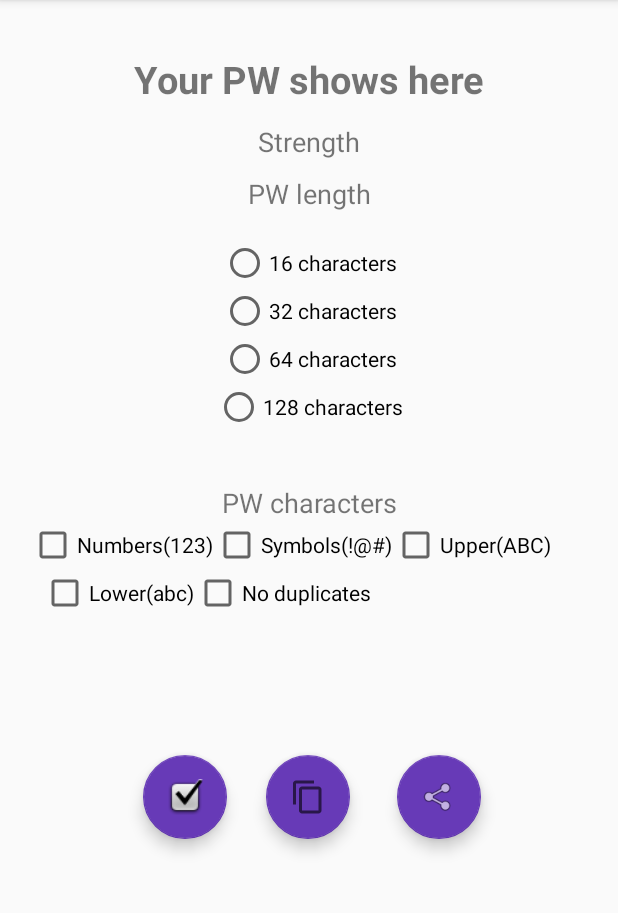
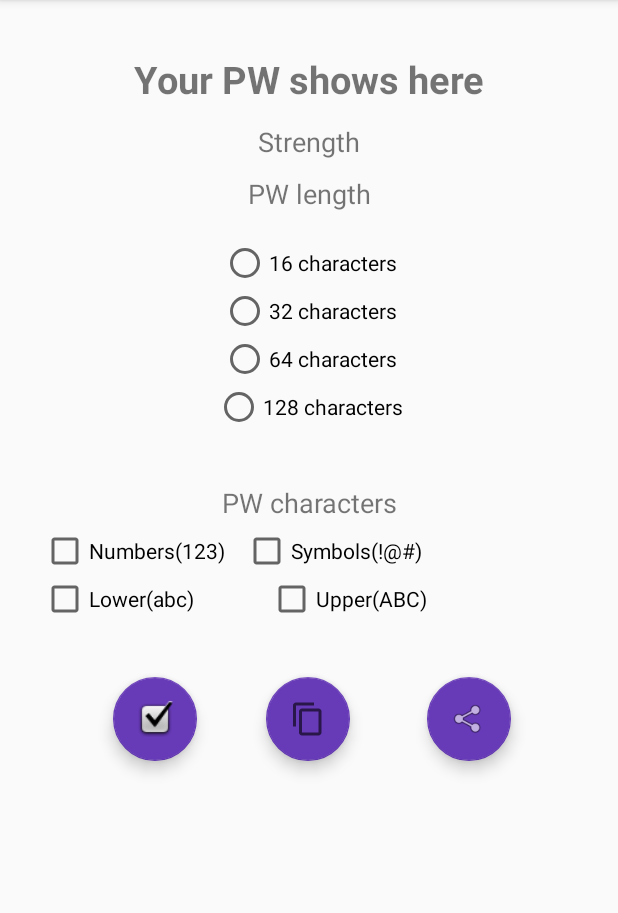
Before and after one commit to occiandiaali/pw-droid, an Android app: the screen it shows after launch (MainActivity), on a phone screen of 412 x 824 dp, the part 84-997 px from its top. Run offline under Robolectric (Android 15) with nearby library versions, the phone set to English and light mode, and no system bars.

Commit message:
remove dubscheckbox and realign surrounding elements

```diff
--- a/app/src/main/res/layout/activity_main.xml
+++ b/app/src/main/res/layout/activity_main.xml
@@ -112,7 +112,8 @@
         android:id="@+id/numscheckBox"
         android:layout_width="wrap_content"
         android:layout_height="wrap_content"
-        android:layout_marginStart="16dp"
+        android:layout_marginStart="24dp"
+        android:layout_marginTop="4dp"
         android:onClick="onCheckboxClick"
         android:text="@string/check_nums"
         app:layout_constraintStart_toStartOf="parent"
@@ -122,19 +123,22 @@
         android:id="@+id/symscheckBox"
         android:layout_width="wrap_content"
         android:layout_height="wrap_content"
+        android:layout_marginStart="12dp"
+        android:layout_marginTop="4dp"
+        android:onClick="onCheckboxClick"
         android:text="@string/check_syms"
-        android:onClick="onCheckboxClick"
-        app:layout_constraintTop_toBottomOf="@+id/pwXtersView"
-        app:layout_constraintLeft_toRightOf="@id/numscheckBox"
-        tools:layout_editor_absoluteX="145dp" />
+        app:layout_constraintStart_toEndOf="@+id/numscheckBox"
+        app:layout_constraintTop_toBottomOf="@+id/pwXtersView" />
 
     <CheckBox
         android:id="@+id/upperscheckBox"
         android:layout_width="wrap_content"
         android:layout_height="wrap_content"
+        android:layout_marginTop="36dp"
+        android:layout_marginEnd="124dp"
         android:onClick="onCheckboxClick"
         android:text="@string/check_uppers"
-        app:layout_constraintLeft_toRightOf="@id/symscheckBox"
+        app:layout_constraintEnd_toEndOf="parent"
         app:layout_constraintTop_toBottomOf="@+id/pwXtersView" />
 
     <CheckBox
@@ -142,27 +146,17 @@
         android:layout_width="wrap_content"
         android:layout_height="wrap_content"
         android:layout_marginStart="24dp"
+        android:onClick="onCheckboxClick"
         android:text="@string/check_lowers"
-        android:onClick="onCheckboxClick"
-        app:layout_constraintRight_toLeftOf="@id/dubscheckBox"
         app:layout_constraintStart_toStartOf="parent"
         app:layout_constraintTop_toBottomOf="@id/numscheckBox" />
-
-    <CheckBox
-        android:id="@+id/dubscheckBox"
-        android:layout_width="wrap_content"
-        android:layout_height="wrap_content"
-        android:text="@string/check_dups"
-        android:onClick="onCheckboxClick"
-        app:layout_constraintLeft_toRightOf="@id/lowerscheckBox"
-        app:layout_constraintTop_toBottomOf="@id/symscheckBox" />
 
     <com.google.android.material.floatingactionbutton.FloatingActionButton
         android:id="@+id/generateFAB"
         android:layout_width="wrap_content"
         android:layout_height="wrap_content"
-        android:layout_marginStart="92dp"
-        android:layout_marginTop="500dp"
+        android:layout_marginStart="72dp"
+        android:layout_marginTop="448dp"
         android:clickable="true"
         android:focusable="true"
         app:layout_constraintStart_toStartOf="parent"
@@ -173,7 +167,7 @@
         android:id="@+id/copyFAB"
         android:layout_width="wrap_content"
         android:layout_height="wrap_content"
-        android:layout_marginTop="500dp"
+        android:layout_marginTop="448dp"
         android:clickable="true"
         android:focusable="true"
         app:layout_constraintEnd_toEndOf="parent"
@@ -186,8 +180,8 @@
         android:id="@+id/shareFAB"
         android:layout_width="wrap_content"
         android:layout_height="wrap_content"
-        android:layout_marginTop="500dp"
-        android:layout_marginEnd="88dp"
+        android:layout_marginTop="448dp"
+        android:layout_marginEnd="68dp"
         android:clickable="true"
         android:focusable="true"
         app:layout_constraintEnd_toEndOf="parent"
```
